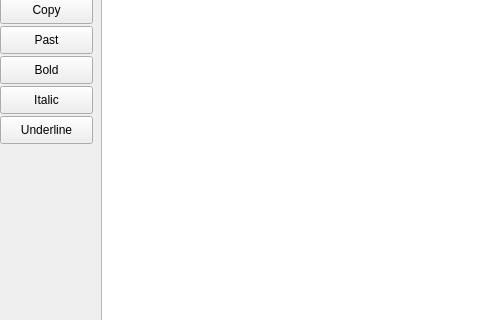
pooya-sharifi/Final-prog-ap, file untitled.ui: the form before one commit; both pictures show x 0 to 480 and y 153 to 473 of the 1095 by 860 pixel window.
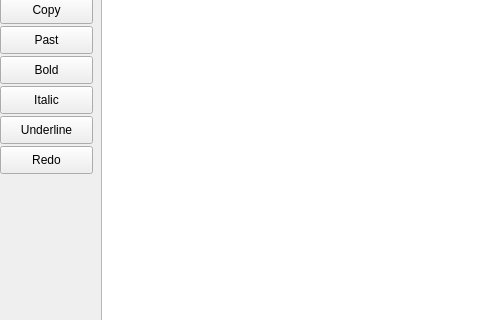
The form after the commit.

Commit message: redo and undo are done (in slidebar)

What changed in the file:
```diff
--- a/untitled.ui
+++ b/untitled.ui
@@ -141,6 +141,19 @@
      <string>Underline</string>
     </property>
    </widget>
+   <widget class="QPushButton" name="redoButton">
+    <property name="geometry">
+     <rect>
+      <x>0</x>
+      <y>280</y>
+      <width>93</width>
+      <height>28</height>
+     </rect>
+    </property>
+    <property name="text">
+     <string>Redo</string>
+    </property>
+   </widget>
   </widget>
   <widget class="QMenuBar" name="menubar">
    <property name="geometry">
```
Left out of the diff: 17 changed lines with no effect on the pictures. The commit also changes 1 other file.
